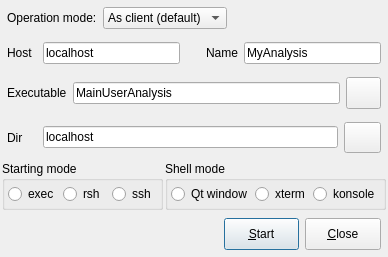
Qt form qt4/Go4GUI/TGo4StartClient.ui (gsi-ee/go4) before a commit.
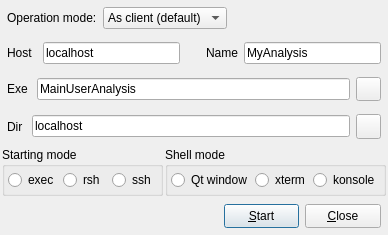
The same form after that commit. Icons and pictures are not drawn.

Commit message: 1. In all examples add not relative, but absolute rpath (library load path).    This allows to start analysis executable from any directory, not only    where analysis was compiled. 2. Separate working dir and executable name from each other in gui.    This allows to run standard analysis and write files (ASF, output)    in current directory.

The edit to the form file:
```diff
--- a/qt4/Go4GUI/TGo4StartClient.ui
+++ b/qt4/Go4GUI/TGo4StartClient.ui
@@ -7,7 +7,7 @@
     <x>0</x>
     <y>0</y>
     <width>388</width>
-    <height>257</height>
+    <height>235</height>
    </rect>
   </property>
   <property name="windowTitle" >
@@ -195,15 +195,9 @@
       <number>6</number>
      </property>
      <item>
-      <widget class="QLabel" name="TextLabel1_2" >
-       <property name="minimumSize" >
-        <size>
-         <width>30</width>
-         <height>0</height>
-        </size>
-       </property>
+      <widget class="QLabel" name="TextLabelDir">
        <property name="text" >
-        <string>Dir</string>
+        <string>Dir </string>
        </property>
        <property name="wordWrap" >
         <bool>false</bool>
@@ -221,8 +215,8 @@
       <widget class="QPushButton" name="ChooseDir" >
        <property name="maximumSize" >
         <size>
-         <width>37</width>
-         <height>35</height>
+         <width>25</width>
+         <height>25</height>
         </size>
        </property>
        <property name="text" >
@@ -246,7 +240,7 @@
      <item>
       <widget class="QLabel" name="TextLabel2_2" >
        <property name="text" >
-        <string>Executable</string>
+        <string>Exe </string>
        </property>
        <property name="wordWrap" >
         <bool>false</bool>
@@ -264,8 +258,8 @@
       <widget class="QPushButton" name="ChooseExc" >
        <property name="maximumSize" >
         <size>
-         <width>35</width>
-         <height>35</height>
+         <width>25</width>
+         <height>25</height>
         </size>
        </property>
        <property name="text" >
```
Left out of the diff: 2 changed lines with no effect on the pictures. The commit also changes 14 other files.
